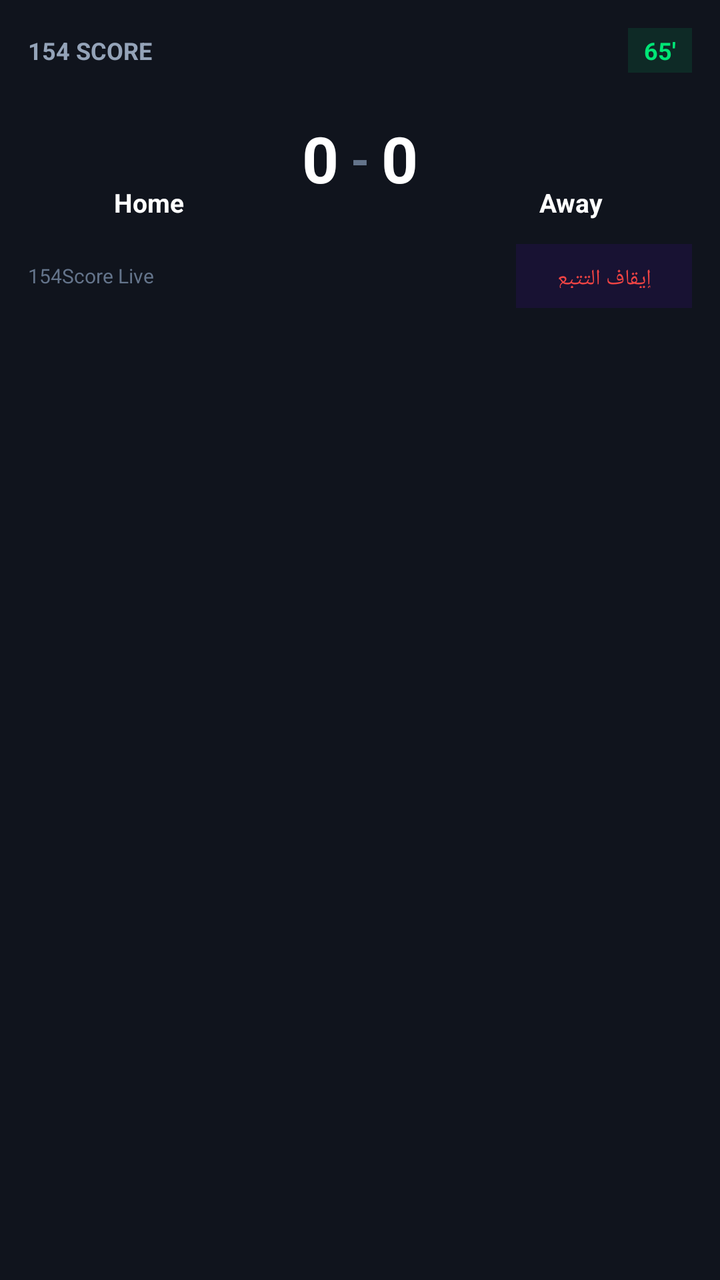
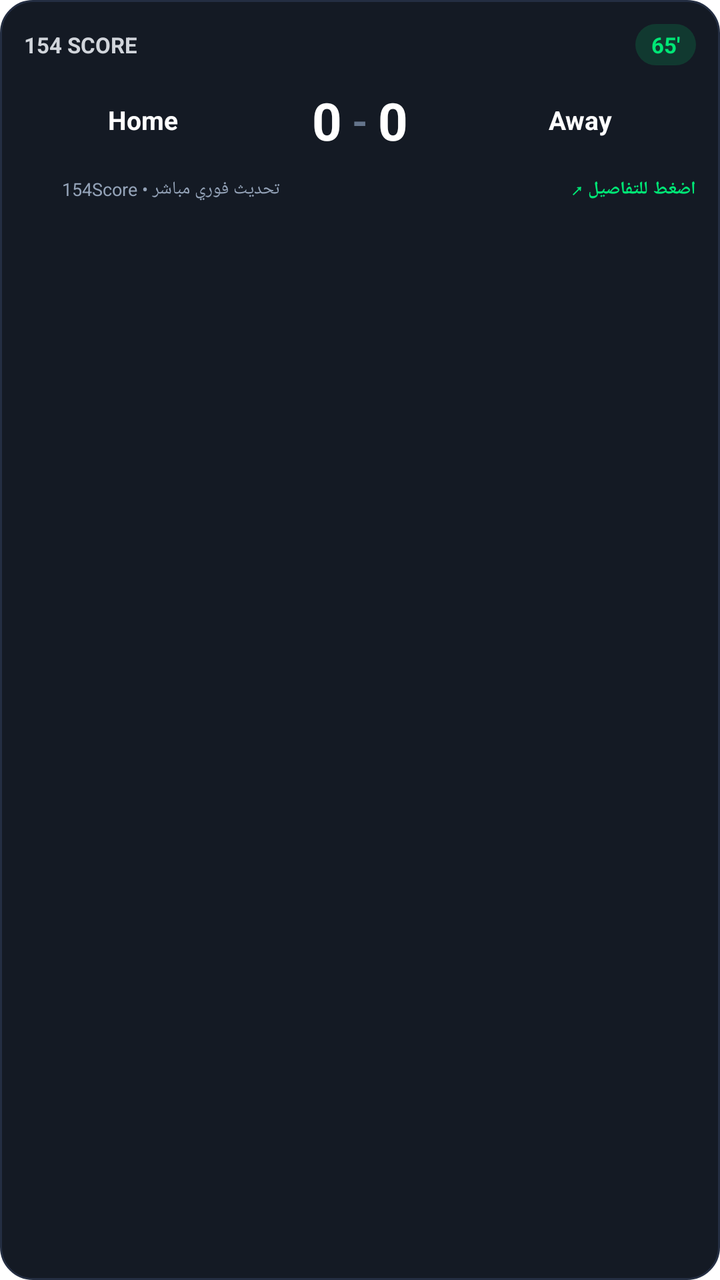

An Android layout rendered at two revisions. The XML below is the earlier revision; the diff shows what the commit changed to produce the second picture.
<!-- AndroidManifest.xml: fallback theme Theme.MaterialComponents.DayNight.NoActionBar -->
<!-- res/layout/notification_live_match_expanded.xml -->
<?xml version="1.0" encoding="utf-8"?>
<LinearLayout xmlns:android="http://schemas.android.com/apk/res/android"
    android:id="@+id/notification_expanded_container"
    android:layout_width="match_parent"
    android:layout_height="wrap_content"
    android:orientation="vertical"
    android:background="#10141D"
    android:padding="14dp">

    
    <LinearLayout
        android:layout_width="match_parent"
        android:layout_height="wrap_content"
        android:orientation="horizontal"
        android:gravity="center_vertical"
        android:layout_marginBottom="12dp">

        <TextView
            android:id="@+id/tv_expanded_league_name"
            android:layout_width="0dp"
            android:layout_height="wrap_content"
            android:layout_weight="1"
            android:text="154 SCORE"
            android:textColor="#94A3B8"
            android:textSize="12sp"
            android:textStyle="bold"
            android:singleLine="true" />

        <TextView
            android:id="@+id/tv_expanded_status_badge"
            android:layout_width="wrap_content"
            android:layout_height="wrap_content"
            android:text="65'"
            android:textColor="#00E676"
            android:textSize="12sp"
            android:textStyle="bold"
            android:background="#1A00E676"
            android:paddingHorizontal="8dp"
            android:paddingVertical="3dp" />
    </LinearLayout>

    
    <LinearLayout
        android:layout_width="match_parent"
        android:layout_height="wrap_content"
        android:orientation="horizontal"
        android:gravity="center_vertical">

        
        <LinearLayout
            android:layout_width="0dp"
            android:layout_height="wrap_content"
            android:layout_weight="1"
            android:orientation="vertical"
            android:gravity="center">

            <ImageView
                android:id="@+id/iv_expanded_home_logo"
                android:layout_width="38dp"
                android:layout_height="38dp"
                android:layout_marginBottom="6dp"
                android:src="@mipmap/ic_launcher" />

            <TextView
                android:id="@+id/tv_expanded_home_team"
                android:layout_width="wrap_content"
                android:layout_height="wrap_content"
                android:text="Home"
                android:textColor="#FFFFFF"
                android:textSize="13sp"
                android:textStyle="bold"
                android:gravity="center"
                android:maxLines="2"
                android:ellipsize="end" />
        </LinearLayout>

        
        <LinearLayout
            android:layout_width="wrap_content"
            android:layout_height="wrap_content"
            android:orientation="vertical"
            android:gravity="center"
            android:layout_marginHorizontal="16dp">

            <LinearLayout
                android:layout_width="wrap_content"
                android:layout_height="wrap_content"
                android:orientation="horizontal"
                android:gravity="center">

                <TextView
                    android:id="@+id/tv_expanded_home_score"
                    android:layout_width="wrap_content"
                    android:layout_height="wrap_content"
                    android:text="0"
                    android:textColor="#FFFFFF"
                    android:textSize="32sp"
                    android:textStyle="bold" />

                <TextView
                    android:layout_width="wrap_content"
                    android:layout_height="wrap_content"
                    android:text=" - "
                    android:textColor="#64748B"
                    android:textSize="24sp"
                    android:textStyle="bold" />

                <TextView
                    android:id="@+id/tv_expanded_away_score"
                    android:layout_width="wrap_content"
                    android:layout_height="wrap_content"
                    android:text="0"
                    android:textColor="#FFFFFF"
                    android:textSize="32sp"
                    android:textStyle="bold" />
            </LinearLayout>

            <TextView
                android:id="@+id/tv_expanded_penalties"
                android:layout_width="wrap_content"
                android:layout_height="wrap_content"
                android:text=""
                android:textColor="#F59E0B"
                android:textSize="11sp"
                android:visibility="gone" />
        </LinearLayout>

        
        <LinearLayout
            android:layout_width="0dp"
            android:layout_height="wrap_content"
            android:layout_weight="1"
            android:orientation="vertical"
            android:gravity="center">

            <ImageView
                android:id="@+id/iv_expanded_away_logo"
                android:layout_width="38dp"
                android:layout_height="38dp"
                android:layout_marginBottom="6dp"
                android:src="@mipmap/ic_launcher" />

            <TextView
                android:id="@+id/tv_expanded_away_team"
                android:layout_width="wrap_content"
                android:layout_height="wrap_content"
                android:text="Away"
                android:textColor="#FFFFFF"
                android:textSize="13sp"
                android:textStyle="bold"
                android:gravity="center"
                android:maxLines="2"
                android:ellipsize="end" />
        </LinearLayout>
    </LinearLayout>

    
    <LinearLayout
        android:layout_width="match_parent"
        android:layout_height="wrap_content"
        android:orientation="horizontal"
        android:gravity="center_vertical"
        android:layout_marginTop="12dp">

        <TextView
            android:layout_width="0dp"
            android:layout_height="wrap_content"
            android:layout_weight="1"
            android:text="154Score Live"
            android:textColor="#64748B"
            android:textSize="10sp" />

        <Button
            android:id="@+id/btn_stop_tracking"
            android:layout_width="wrap_content"
            android:layout_height="32dp"
            android:text="إيقاف التتبع"
            android:textColor="#EF4444"
            android:textSize="11sp"
            android:background="#1AEF4444"
            android:paddingHorizontal="10dp"
            style="?android:attr/borderlessButtonStyle" />
    </LinearLayout>

</LinearLayout>
<!-- resources referenced by this layout -->
<resources>
  <!-- mipmap ic_launcher (mipmap-anydpi-v26) -->
  <?xml version="1.0" encoding="utf-8"?>
  <adaptive-icon xmlns:android="http://schemas.android.com/apk/res/android">
      <background android:drawable="@color/ic_launcher_background" />
      <foreground android:drawable="@mipmap/ic_launcher_foreground" />
      <monochrome android:drawable="@mipmap/ic_launcher_monochrome" />
  </adaptive-icon>
  <color name="ic_launcher_background">#FFFFFF</color>
</resources>

<!-- the commit's change to res/layout/notification_live_match_expanded.xml (unified diff, before → after) -->
@@ -4,8 +4,39 @@
     android:layout_width="match_parent"
     android:layout_height="wrap_content"
     android:orientation="vertical"
-    android:background="#10141D"
-    android:padding="14dp">
+    android:background="@drawable/bg_notification_card"
+    android:padding="12dp">
+
+    
+    <LinearLayout
+        android:layout_width="match_parent"
+        android:layout_height="wrap_content"
+        android:orientation="horizontal"
+        android:gravity="center_vertical">
+
+        <TextView
+            android:id="@+id/tv_expanded_league_name"
+            android:layout_width="0dp"
+            android:layout_height="wrap_content"
+            android:layout_weight="1"
+            android:text="154 SCORE"
+            android:textColor="#D1D5DB"
+            android:textSize="11sp"
+            android:textStyle="bold"
+            android:singleLine="true" />
+
+        <TextView
+            android:id="@+id/tv_expanded_status_badge"
+            android:layout_width="wrap_content"
+            android:layout_height="wrap_content"
+            android:text="65'"
+            android:textColor="#00E676"
+            android:textSize="11sp"
+            android:textStyle="bold"
+            android:background="@drawable/bg_status_badge"
+            android:paddingHorizontal="8dp"
+            android:paddingVertical="3dp" />
+    </LinearLayout>
 
     
     <LinearLayout
@@ -13,30 +44,145 @@
         android:layout_height="wrap_content"
         android:orientation="horizontal"
         android:gravity="center_vertical"
-        android:layout_marginBottom="12dp">
-
-        <TextView
-            android:id="@+id/tv_expanded_league_name"
+        android:layout_marginTop="10dp"
+        android:layout_marginBottom="10dp">
+
+        
+        <LinearLayout
             android:layout_width="0dp"
             android:layout_height="wrap_content"
             android:layout_weight="1"
-            android:text="154 SCORE"
-            android:textColor="#94A3B8"
-            android:textSize="12sp"
-            android:textStyle="bold"
-            android:singleLine="true" />
-
-        <TextView
-            android:id="@+id/tv_expanded_status_badge"
-            android:layout_width="wrap_content"
-            android:layout_height="wrap_content"
-            android:text="65'"
-            android:textColor="#00E676"
-            android:textSize="12sp"
-            android:textStyle="bold"
-            android:background="#1A00E676"
-            android:paddingHorizontal="8dp"
-            android:paddingVertical="3dp" />
+            android:orientation="horizontal"
+            android:gravity="center_vertical|start">
+
+            <ImageView
+                android:id="@+id/iv_expanded_home_logo"
+                android:layout_width="34dp"
+                android:layout_height="34dp"
+                android:layout_marginEnd="8dp"
+                android:src="@mipmap/ic_launcher" />
+
+            <TextView
+                android:id="@+id/tv_expanded_home_team"
+                android:layout_width="wrap_content"
+                android:layout_height="wrap_content"
+                android:text="Home"
+                android:textColor="#FFFFFF"
+                android:textSize="13sp"
+                android:textStyle="bold"
+                android:maxLines="2"
+                android:ellipsize="end" />
+        </LinearLayout>
+
+        
+        <LinearLayout
+            android:layout_width="wrap_content"
+            android:layout_height="wrap_content"
+            android:orientation="vertical"
+            android:gravity="center"
+            android:layout_marginHorizontal="10dp">
+
+            
+            <LinearLayout
+                android:id="@+id/layout_expanded_kickoff"
+                android:layout_width="wrap_content"
+                android:layout_height="wrap_content"
+                android:orientation="vertical"
+                android:gravity="center"
+                android:visibility="gone">
+
+                <TextView
+                    android:id="@+id/tv_expanded_clock"
+                    android:layout_width="wrap_content"
+                    android:layout_height="wrap_content"
+                    android:text="--:--"
+                    android:textColor="#FFFFFF"
+                    android:textSize="22sp"
+                    android:textStyle="bold" />
+
+                <TextView
+                    android:id="@+id/tv_expanded_kickoff_label"
+                    android:layout_width="wrap_content"
+                    android:layout_height="wrap_content"
+                    android:text="موعد الانطلاق"
+                    android:textColor="#94A3B8"
+                    android:textSize="9sp" />
+            </LinearLayout>
+
+            
+            <LinearLayout
+                android:id="@+id/layout_expanded_score"
+                android:layout_width="wrap_content"
+                android:layout_height="wrap_content"
+                android:orientation="horizontal"
+                android:gravity="center">
+
+                <TextView
+                    android:id="@+id/tv_expanded_home_score"
+                    android:layout_width="wrap_content"
+                    android:layout_height="wrap_content"
+                    android:text="0"
+                    android:textColor="#FFFFFF"
+                    android:textSize="26sp"
+                    android:textStyle="bold" />
+
+                <TextView
+                    android:layout_width="wrap_content"
+                    android:layout_height="wrap_content"
+                    android:text=" - "
+                    android:textColor="#64748B"
+                    android:textSize="20sp"
+                    android:textStyle="bold" />
+
+                <TextView
+                    android:id="@+id/tv_expanded_away_score"
+                    android:layout_width="wrap_content"
+                    android:layout_height="wrap_content"
+                    android:text="0"
+                    android:textColor="#FFFFFF"
+                    android:textSize="26sp"
+                    android:textStyle="bold" />
+            </LinearLayout>
+
+            <TextView
+                android:id="@+id/tv_expanded_penalties"
+                android:layout_width="wrap_content"
+                android:layout_height="wrap_content"
+                android:text="ركلات الترجيح: 0 - 0"
+                android:textColor="#F59E0B"
+                android:textSize="9sp"
+                android:textStyle="bold"
+                android:visibility="gone"
+                android:layout_marginTop="2dp" />
+        </LinearLayout>
+
+        
+        <LinearLayout
+            android:layout_width="0dp"
+            android:layout_height="wrap_content"
+            android:layout_weight="1"
+            android:orientation="horizontal"
+            android:gravity="center_vertical|end">
+
+            <TextView
+                android:id="@+id/tv_expanded_away_team"
+                android:layout_width="wrap_content"
+                android:layout_height="wrap_content"
+                android:text="Away"
+                android:textColor="#FFFFFF"
+                android:textSize="13sp"
+                android:textStyle="bold"
+                android:gravity="end"
+                android:maxLines="2"
+                android:ellipsize="end" />
+
+            <ImageView
+                android:id="@+id/iv_expanded_away_logo"
+                android:layout_width="34dp"
+                android:layout_height="34dp"
+                android:layout_marginStart="8dp"
+                android:src="@mipmap/ic_launcher" />
+        </LinearLayout>
     </LinearLayout>
 
     
@@ -46,140 +192,39 @@
         android:orientation="horizontal"
         android:gravity="center_vertical">
 
-        
-        <LinearLayout
-            android:layout_width="0dp"
-            android:layout_height="wrap_content"
-            android:layout_weight="1"
-            android:orientation="vertical"
-            android:gravity="center">
+        <LinearLayout
+            android:layout_width="wrap_content"
+            android:layout_height="wrap_content"
+            android:orientation="horizontal"
+            android:gravity="center_vertical">
 
             <ImageView
-                android:id="@+id/iv_expanded_home_logo"
-                android:layout_width="38dp"
-                android:layout_height="38dp"
-                android:layout_marginBottom="6dp"
+                android:layout_width="14dp"
+                android:layout_height="14dp"
+                android:layout_marginEnd="5dp"
                 android:src="@mipmap/ic_launcher" />
 
             <TextView
-                android:id="@+id/tv_expanded_home_team"
-                android:layout_width="wrap_content"
-                android:layout_height="wrap_content"
-                android:text="Home"
-                android:textColor="#FFFFFF"
-                android:textSize="13sp"
-                android:textStyle="bold"
-                android:gravity="center"
-                android:maxLines="2"
-                android:ellipsize="end" />
-        </LinearLayout>
-
-        
-        <LinearLayout
-            android:layout_width="wrap_content"
-            android:layout_height="wrap_content"
-            android:orientation="vertical"
-            android:gravity="center"
-            android:layout_marginHorizontal="16dp">
-
-            <LinearLayout
-                android:layout_width="wrap_content"
-                android:layout_height="wrap_content"
-                android:orientation="horizontal"
-                android:gravity="center">
-
-                <TextView
-                    android:id="@+id/tv_expanded_home_score"
-                    android:layout_width="wrap_content"
-                    android:layout_height="wrap_content"
-                    android:text="0"
-                    android:textColor="#FFFFFF"
-                    android:textSize="32sp"
-                    android:textStyle="bold" />
-
-                <TextView
-                    android:layout_width="wrap_content"
-                    android:layout_height="wrap_content"
-                    android:text=" - "
-                    android:textColor="#64748B"
-                    android:textSize="24sp"
-                    android:textStyle="bold" />
-
-                <TextView
-                    android:id="@+id/tv_expanded_away_score"
-                    android:layout_width="wrap_content"
-                    android:layout_height="wrap_content"
-                    android:text="0"
-                    android:textColor="#FFFFFF"
-                    android:textSize="32sp"
-                    android:textStyle="bold" />
-            </LinearLayout>
-
-            <TextView
-                android:id="@+id/tv_expanded_penalties"
-                android:layout_width="wrap_content"
-                android:layout_height="wrap_content"
-                android:text=""
-                android:textColor="#F59E0B"
-                android:textSize="11sp"
-                android:visibility="gone" />
-        </LinearLayout>
-
-        
-        <LinearLayout
-            android:layout_width="0dp"
-            android:layout_height="wrap_content"
-            android:layout_weight="1"
-            android:orientation="vertical"
-            android:gravity="center">
-
-            <ImageView
-                android:id="@+id/iv_expanded_away_logo"
-                android:layout_width="38dp"
-                android:layout_height="38dp"
-                android:layout_marginBottom="6dp"
-                android:src="@mipmap/ic_launcher" />
-
-            <TextView
-                android:id="@+id/tv_expanded_away_team"
-                android:layout_width="wrap_content"
-                android:layout_height="wrap_content"
-                android:text="Away"
-                android:textColor="#FFFFFF"
-                android:textSize="13sp"
-                android:textStyle="bold"
-                android:gravity="center"
-                android:maxLines="2"
-                android:ellipsize="end" />
-        </LinearLayout>
+                android:id="@+id/tv_expanded_footer"
+                android:layout_width="wrap_content"
+                android:layout_height="wrap_content"
+                android:text="154Score • تحديث فوري مباشر"
+                android:textColor="#94A3B8"
+                android:textSize="9sp" />
+        </LinearLayout>
+
+        <View
+            android:layout_width="0dp"
+            android:layout_height="1dp"
+            android:layout_weight="1" />
+
+        <TextView
+            android:id="@+id/tv_expanded_details"
+            android:layout_width="wrap_content"
+            android:layout_height="wrap_content"
+            android:text="اضغط للتفاصيل ↗"
+            android:textColor="#00E676"
+            android:textSize="9sp"
+            android:textStyle="bold" />
     </LinearLayout>
-
-    
-    <LinearLayout
-        android:layout_width="match_parent"
-        android:layout_height="wrap_content"
-        android:orientation="horizontal"
-        android:gravity="center_vertical"
-        android:layout_marginTop="12dp">
-
-        <TextView
-            android:layout_width="0dp"
-            android:layout_height="wrap_content"
-            android:layout_weight="1"
-            android:text="154Score Live"
-            android:textColor="#64748B"
-            android:textSize="10sp" />
-
-        <Button
-            android:id="@+id/btn_stop_tracking"
-            android:layout_width="wrap_content"
-            android:layout_height="32dp"
-            android:text="إيقاف التتبع"
-            android:textColor="#EF4444"
-            android:textSize="11sp"
-            android:background="#1AEF4444"
-            android:paddingHorizontal="10dp"
-            style="?android:attr/borderlessButtonStyle" />
-    </LinearLayout>
-
 </LinearLayout>
<!-- resource entries referenced after the edit -->
@@ -1,5 +1,20 @@
 <!-- resources referenced by this layout -->
 <resources>
+  <!-- drawable bg_notification_card (drawable) -->
+  <?xml version="1.0" encoding="utf-8"?>
+  <shape xmlns:android="http://schemas.android.com/apk/res/android"
+      android:shape="rectangle">
+      <solid android:color="#141A24" />
+      <corners android:radius="16dp" />
+      <stroke android:width="1dp" android:color="#242E42" />
+  </shape>
+  <!-- drawable bg_status_badge (drawable) -->
+  <?xml version="1.0" encoding="utf-8"?>
+  <shape xmlns:android="http://schemas.android.com/apk/res/android"
+      android:shape="rectangle">
+      <solid android:color="#2600E676" />
+      <corners android:radius="12dp" />
+  </shape>
   <!-- mipmap ic_launcher (mipmap-anydpi-v26) -->
   <?xml version="1.0" encoding="utf-8"?>
   <adaptive-icon xmlns:android="http://schemas.android.com/apk/res/android">
